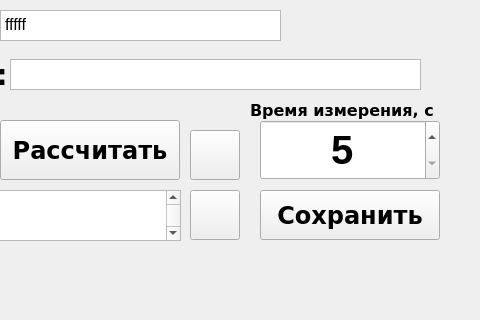
Before: the Qt Designer form main.ui in kozlov174/raspberry_app, drawn with Qt 5; both pictures show x 320 to 800 and y 0 to 320 of the 800 by 1200 pixel window.
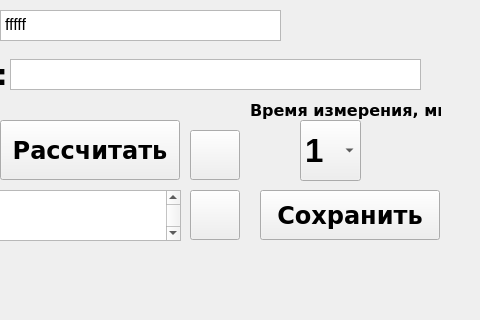
After: the same form once the commit is applied. Icons and pictures are not drawn. Custom widgets are drawn as their Qt base class.

Patch:
```diff
--- a/main.ui
+++ b/main.ui
@@ -338,7 +338,7 @@
      </font>
     </property>
     <property name="text">
-     <string>Время измерения, с</string>
+     <string>Время измерения, мин</string>
     </property>
    </widget>
    <widget class="QLabel" name="label_4">
@@ -587,33 +587,6 @@
      <set>Qt::AlignCenter</set>
     </property>
    </widget>
-   <widget class="QSpinBox" name="time">
-    <property name="geometry">
-     <rect>
-      <x>580</x>
-      <y>120</y>
-      <width>180</width>
-      <height>60</height>
-     </rect>
-    </property>
-    <property name="font">
-     <font>
-      <pointsize>30</pointsize>
-     </font>
-    </property>
-    <property name="alignment">
-     <set>Qt::AlignCenter</set>
-    </property>
-    <property name="minimum">
-     <number>5</number>
-    </property>
-    <property name="maximum">
-     <number>600</number>
-    </property>
-    <property name="singleStep">
-     <number>5</number>
-    </property>
-   </widget>
    <widget class="PlotWidget" name="graphWidget" native="true">
     <property name="geometry">
      <rect>
@@ -732,6 +705,31 @@
      <string/>
     </property>
    </widget>
+   <widget class="QComboBox" name="time_izm">
+    <property name="geometry">
+     <rect>
+      <x>620</x>
+      <y>120</y>
+      <width>61</width>
+      <height>61</height>
+     </rect>
+    </property>
+    <property name="font">
+     <font>
+      <pointsize>25</pointsize>
+     </font>
+    </property>
+    <item>
+     <property name="text">
+      <string>1 </string>
+     </property>
+    </item>
+    <item>
+     <property name="text">
+      <string>10</string>
+     </property>
+    </item>
+   </widget>
   </widget>
   <widget class="QStatusBar" name="statusbar"/>
  </widget>
```
